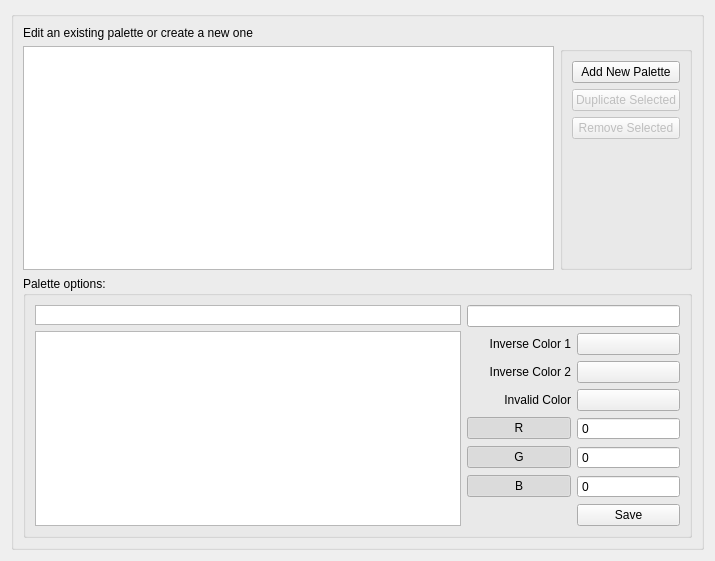
Old version of the form Qitom/ui/widgetPropPalettes.ui in the repository itom-project/itom.
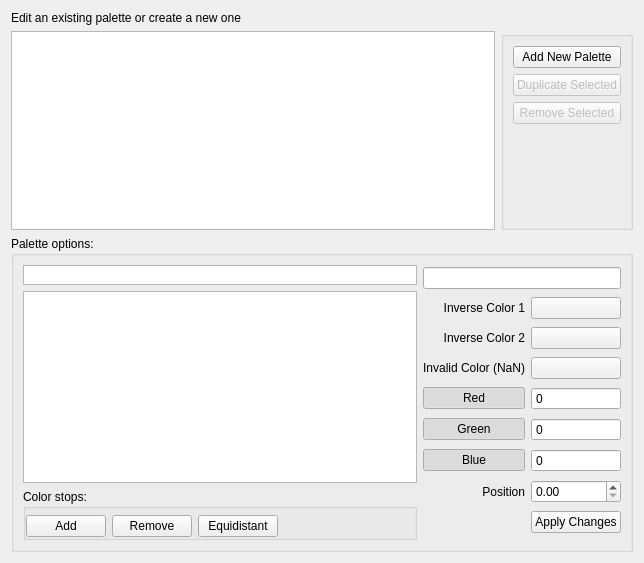
New version of the form. Icons and pictures are not drawn. Custom widgets are drawn as their Qt base class.

Commit message: many improvements in color palette editor (part of itom properties)

```diff
--- a/Qitom/ui/widgetPropPalettes.ui
+++ b/Qitom/ui/widgetPropPalettes.ui
@@ -6,20 +6,14 @@
    <rect>
     <x>0</x>
     <y>0</y>
-    <width>715</width>
-    <height>561</height>
+    <width>644</width>
+    <height>563</height>
    </rect>
   </property>
   <property name="windowTitle">
    <string>Form</string>
   </property>
-  <layout class="QGridLayout" name="gridLayout">
-   <item row="1" column="0">
-    <widget class="QGroupBox" name="groupBox">
-     <property name="title">
-      <string/>
-     </property>
-     <layout class="QVBoxLayout" name="verticalLayout_3">
+  <layout class="QVBoxLayout" name="verticalLayout_4">
       <item>
        <widget class="QLabel" name="label_12">
         <property name="sizePolicy">
@@ -103,7 +97,9 @@
         <property name="title">
          <string>Palette options:</string>
         </property>
-        <layout class="QHBoxLayout" name="horizontalLayout_2" stretch="2,1">
+     <layout class="QHBoxLayout" name="horizontalLayout_3">
+      <item>
+       <layout class="QVBoxLayout" name="verticalLayout_3">
          <item>
           <layout class="QVBoxLayout" name="verticalLayout">
            <item>
@@ -135,8 +131,80 @@
           </layout>
          </item>
          <item>
-          <layout class="QGridLayout" name="gridLayout_2">
-           <item row="0" column="0" colspan="2">
+         <widget class="QGroupBox" name="groupColorStops">
+          <property name="title">
+           <string>Color stops:</string>
+          </property>
+          <property name="flat">
+           <bool>true</bool>
+          </property>
+          <layout class="QHBoxLayout" name="horizontalLayout_2">
+           <property name="leftMargin">
+            <number>0</number>
+           </property>
+           <property name="topMargin">
+            <number>6</number>
+           </property>
+           <property name="rightMargin">
+            <number>0</number>
+           </property>
+           <property name="bottomMargin">
+            <number>0</number>
+           </property>
+           <item>
+            <widget class="QPushButton" name="pbAddColorStop">
+             <property name="text">
+              <string>Add</string>
+             </property>
+             <property name="icon">
+              <iconset resource="../qitom.qrc">
+               <normaloff>:/misc/icons/color_stop_add.png</normaloff>:/misc/icons/color_stop_add.png</iconset>
+             </property>
+            </widget>
+           </item>
+           <item>
+            <widget class="QPushButton" name="pbRemoveColorStop">
+             <property name="text">
+              <string>Remove</string>
+             </property>
+             <property name="icon">
+              <iconset resource="../qitom.qrc">
+               <normaloff>:/misc/icons/color_stop_remove.png</normaloff>:/misc/icons/color_stop_remove.png</iconset>
+             </property>
+            </widget>
+           </item>
+           <item>
+            <widget class="QPushButton" name="pbEquidistantColorStop">
+             <property name="text">
+              <string>Equidistant</string>
+             </property>
+             <property name="icon">
+              <iconset resource="../qitom.qrc">
+               <normaloff>:/misc/icons/color_stop_equidistant.png</normaloff>:/misc/icons/color_stop_equidistant.png</iconset>
+             </property>
+            </widget>
+           </item>
+           <item>
+            <spacer name="horizontalSpacer">
+             <property name="orientation">
+              <enum>Qt::Horizontal</enum>
+             </property>
+             <property name="sizeHint" stdset="0">
+              <size>
+               <width>40</width>
+               <height>20</height>
+              </size>
+             </property>
+            </spacer>
+           </item>
+          </layout>
+         </widget>
+        </item>
+       </layout>
+      </item>
+      <item>
+       <layout class="QGridLayout" name="gridLayout">
+        <item row="0" column="0" colspan="3">
             <widget class="QLineEdit" name="lePalName"/>
            </item>
            <item row="1" column="0">
@@ -149,9 +217,6 @@
              </property>
             </widget>
            </item>
-           <item row="1" column="1">
-            <widget class="ColorPickerButton" name="btnInvColor1"/>
-           </item>
            <item row="2" column="0">
             <widget class="QLabel" name="label_17">
              <property name="text">
@@ -162,26 +227,10 @@
              </property>
             </widget>
            </item>
-           <item row="2" column="1">
-            <widget class="ColorPickerButton" name="btnInvColor2"/>
-           </item>
-           <item row="3" column="0">
-            <widget class="QLabel" name="label">
-             <property name="text">
-              <string>Invalid Color</string>
-             </property>
-             <property name="alignment">
-              <set>Qt::AlignRight|Qt::AlignTrailing|Qt::AlignVCenter</set>
-             </property>
-            </widget>
-           </item>
-           <item row="3" column="1">
-            <widget class="ColorPickerButton" name="btnInvColor"/>
-           </item>
            <item row="4" column="0">
             <widget class="QPushButton" name="pbR">
              <property name="text">
-              <string>R</string>
+           <string>Red</string>
              </property>
              <property name="checkable">
               <bool>true</bool>
@@ -191,20 +240,10 @@
              </property>
             </widget>
            </item>
-           <item row="4" column="1">
-            <widget class="QSpinBox" name="sbR">
-             <property name="buttonSymbols">
-              <enum>QAbstractSpinBox::NoButtons</enum>
-             </property>
-             <property name="maximum">
-              <number>255</number>
-             </property>
-            </widget>
-           </item>
            <item row="5" column="0">
             <widget class="QPushButton" name="pbG">
              <property name="text">
-              <string>G</string>
+           <string>Green</string>
              </property>
              <property name="checkable">
               <bool>true</bool>
@@ -214,20 +253,10 @@
              </property>
             </widget>
            </item>
-           <item row="5" column="1">
-            <widget class="QSpinBox" name="sbG">
-             <property name="buttonSymbols">
-              <enum>QAbstractSpinBox::NoButtons</enum>
-             </property>
-             <property name="maximum">
-              <number>255</number>
-             </property>
-            </widget>
-           </item>
            <item row="6" column="0">
             <widget class="QPushButton" name="pbB">
              <property name="text">
-              <string>B</string>
+           <string>Blue</string>
              </property>
              <property name="checkable">
               <bool>true</bool>
@@ -237,27 +266,98 @@
              </property>
             </widget>
            </item>
-           <item row="6" column="1">
-            <widget class="QSpinBox" name="sbB">
-             <property name="buttonSymbols">
-              <enum>QAbstractSpinBox::NoButtons</enum>
-             </property>
-             <property name="maximum">
-              <number>255</number>
+        <item row="7" column="0">
+         <widget class="QLabel" name="label_2">
+          <property name="text">
+           <string>Position</string>
+          </property>
+          <property name="alignment">
+           <set>Qt::AlignRight|Qt::AlignTrailing|Qt::AlignVCenter</set>
              </property>
             </widget>
            </item>
-           <item row="7" column="1">
+        <item row="8" column="1" colspan="2">
             <widget class="QPushButton" name="pbPalSave">
              <property name="text">
-              <string>Save</string>
+           <string>Apply Changes</string>
              </property>
             </widget>
            </item>
-          </layout>
-         </item>
-        </layout>
-       </widget>
+        <item row="7" column="1" colspan="2">
+         <widget class="QDoubleSpinBox" name="sbIndex">
+          <property name="buttonSymbols">
+           <enum>QAbstractSpinBox::UpDownArrows</enum>
+          </property>
+          <property name="keyboardTracking">
+           <bool>false</bool>
+          </property>
+          <property name="maximum">
+           <double>1.000000000000000</double>
+          </property>
+          <property name="singleStep">
+           <double>0.100000000000000</double>
+          </property>
+         </widget>
+        </item>
+        <item row="6" column="1" colspan="2">
+         <widget class="QSpinBox" name="sbB">
+          <property name="buttonSymbols">
+           <enum>QAbstractSpinBox::NoButtons</enum>
+          </property>
+          <property name="keyboardTracking">
+           <bool>true</bool>
+          </property>
+          <property name="maximum">
+           <number>255</number>
+          </property>
+         </widget>
+        </item>
+        <item row="5" column="1" colspan="2">
+         <widget class="QSpinBox" name="sbG">
+          <property name="buttonSymbols">
+           <enum>QAbstractSpinBox::NoButtons</enum>
+          </property>
+          <property name="keyboardTracking">
+           <bool>true</bool>
+          </property>
+          <property name="maximum">
+           <number>255</number>
+          </property>
+         </widget>
+        </item>
+        <item row="4" column="1" colspan="2">
+         <widget class="QSpinBox" name="sbR">
+          <property name="buttonSymbols">
+           <enum>QAbstractSpinBox::NoButtons</enum>
+          </property>
+          <property name="keyboardTracking">
+           <bool>true</bool>
+          </property>
+          <property name="maximum">
+           <number>255</number>
+          </property>
+         </widget>
+        </item>
+        <item row="2" column="1" colspan="2">
+         <widget class="ColorPickerButton" name="btnInvColor2"/>
+        </item>
+        <item row="1" column="1" colspan="2">
+         <widget class="ColorPickerButton" name="btnInvColor1"/>
+        </item>
+        <item row="3" column="0">
+         <widget class="QLabel" name="label">
+          <property name="text">
+           <string>Invalid Color (NaN)</string>
+          </property>
+          <property name="alignment">
+           <set>Qt::AlignRight|Qt::AlignTrailing|Qt::AlignVCenter</set>
+          </property>
+         </widget>
+        </item>
+        <item row="3" column="1" colspan="2">
+         <widget class="ColorPickerButton" name="btnInvColor"/>
+        </item>
+       </layout>
       </item>
      </layout>
     </widget>
```
Left out of the diff: 4 changed lines with no effect on the pictures. Lines whose indentation alone changed are shown as unchanged. The commit also changes 11 other files.
